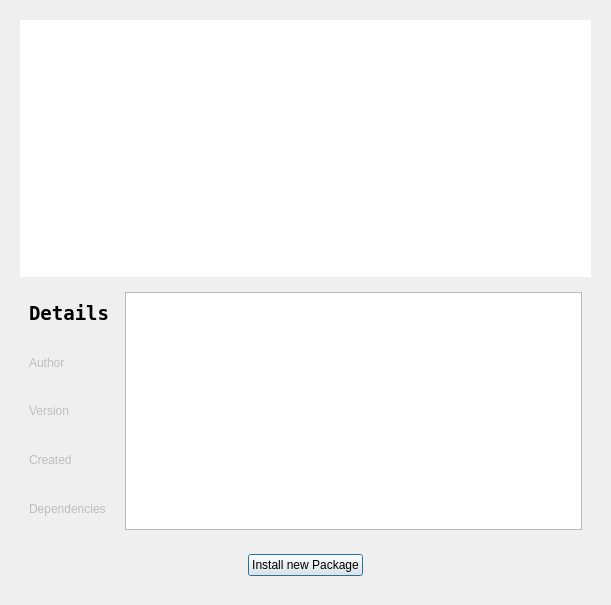
Old version of the form src/ui/package_manager.ui in the repository Mudlet/Mudlet.
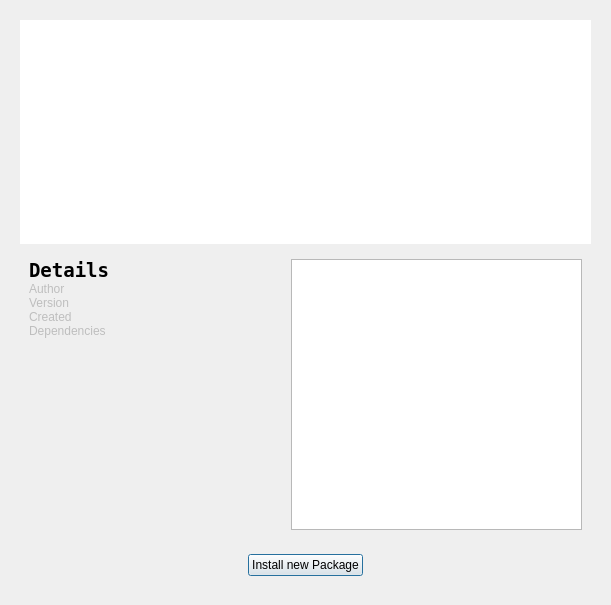
New version of the form.

What changed in the file:
```diff
--- a/src/ui/package_manager.ui
+++ b/src/ui/package_manager.ui
@@ -73,13 +73,16 @@
           <layout class="QHBoxLayout" name="horizontalLayout_2">
            <item>
             <layout class="QFormLayout" name="formLayout">
+             <property name="horizontalSpacing">
+              <number>3</number>
+             </property>
              <property name="verticalSpacing">
-              <number>6</number>
+              <number>0</number>
              </property>
              <item row="0" column="0" colspan="2">
               <widget class="QLabel" name="label">
                <property name="sizePolicy">
-                <sizepolicy hsizetype="Minimum" vsizetype="MinimumExpanding">
+                <sizepolicy hsizetype="Maximum" vsizetype="Fixed">
                  <horstretch>0</horstretch>
                  <verstretch>0</verstretch>
                 </sizepolicy>
@@ -95,6 +98,12 @@
                <property name="text">
                 <string>Details</string>
                </property>
+               <property name="margin">
+                <number>0</number>
+               </property>
+               <property name="textInteractionFlags">
+                <set>Qt::LinksAccessibleByMouse|Qt::TextSelectableByMouse</set>
+               </property>
               </widget>
              </item>
              <item row="1" column="0">
@@ -103,7 +112,7 @@
                 <bool>false</bool>
                </property>
                <property name="sizePolicy">
-                <sizepolicy hsizetype="Minimum" vsizetype="MinimumExpanding">
+                <sizepolicy hsizetype="Maximum" vsizetype="Fixed">
                  <horstretch>0</horstretch>
                  <verstretch>0</verstretch>
                 </sizepolicy>
@@ -116,7 +125,7 @@
              <item row="1" column="1">
               <widget class="QLabel" name="Author">
                <property name="sizePolicy">
-                <sizepolicy hsizetype="Minimum" vsizetype="MinimumExpanding">
+                <sizepolicy hsizetype="Maximum" vsizetype="Fixed">
                  <horstretch>0</horstretch>
                  <verstretch>0</verstretch>
                 </sizepolicy>
@@ -132,7 +141,7 @@
                 <bool>false</bool>
                </property>
                <property name="sizePolicy">
-                <sizepolicy hsizetype="Minimum" vsizetype="MinimumExpanding">
+                <sizepolicy hsizetype="Maximum" vsizetype="Fixed">
                  <horstretch>0</horstretch>
                  <verstretch>0</verstretch>
                 </sizepolicy>
@@ -145,7 +154,7 @@
              <item row="2" column="1">
               <widget class="QLabel" name="Version">
                <property name="sizePolicy">
-                <sizepolicy hsizetype="Minimum" vsizetype="MinimumExpanding">
+                <sizepolicy hsizetype="Maximum" vsizetype="Fixed">
                  <horstretch>0</horstretch>
                  <verstretch>0</verstretch>
                 </sizepolicy>
@@ -161,7 +170,7 @@
                 <bool>false</bool>
                </property>
                <property name="sizePolicy">
-                <sizepolicy hsizetype="Minimum" vsizetype="MinimumExpanding">
+                <sizepolicy hsizetype="Maximum" vsizetype="Fixed">
                  <horstretch>0</horstretch>
                  <verstretch>0</verstretch>
                 </sizepolicy>
@@ -174,7 +183,7 @@
              <item row="3" column="1">
               <widget class="QLabel" name="Created">
                <property name="sizePolicy">
-                <sizepolicy hsizetype="Minimum" vsizetype="MinimumExpanding">
+                <sizepolicy hsizetype="Minimum" vsizetype="Fixed">
                  <horstretch>0</horstretch>
                  <verstretch>0</verstretch>
                 </sizepolicy>
@@ -182,6 +191,12 @@
                <property name="text">
                 <string/>
                </property>
+               <property name="wordWrap">
+                <bool>false</bool>
+               </property>
+               <property name="textInteractionFlags">
+                <set>Qt::LinksAccessibleByMouse|Qt::TextSelectableByMouse</set>
+               </property>
               </widget>
              </item>
              <item row="4" column="0">
@@ -190,7 +205,7 @@
                 <bool>false</bool>
                </property>
                <property name="sizePolicy">
-                <sizepolicy hsizetype="Minimum" vsizetype="MinimumExpanding">
+                <sizepolicy hsizetype="Maximum" vsizetype="Fixed">
                  <horstretch>0</horstretch>
                  <verstretch>0</verstretch>
                 </sizepolicy>
@@ -203,7 +218,7 @@
              <item row="4" column="1">
               <widget class="QLabel" name="Dependencies">
                <property name="sizePolicy">
-                <sizepolicy hsizetype="Minimum" vsizetype="MinimumExpanding">
+                <sizepolicy hsizetype="Maximum" vsizetype="Fixed">
                  <horstretch>0</horstretch>
                  <verstretch>0</verstretch>
                 </sizepolicy>
@@ -211,6 +226,46 @@
                <property name="text">
                 <string/>
                </property>
+               <property name="textInteractionFlags">
+                <set>Qt::LinksAccessibleByMouse|Qt::TextSelectableByMouse</set>
+               </property>
+              </widget>
+             </item>
+             <item row="5" column="0" colspan="2">
+              <widget class="QTableWidget" name="additionalDetails">
+               <property name="sizePolicy">
+                <sizepolicy hsizetype="Minimum" vsizetype="Minimum">
+                 <horstretch>0</horstretch>
+                 <verstretch>0</verstretch>
+                </sizepolicy>
+               </property>
+               <property name="styleSheet">
+                <string notr="true">QWidget { background-color: rgba(0, 0, 0, 0);}
+</string>
+               </property>
+               <property name="showGrid">
+                <bool>false</bool>
+               </property>
+               <property name="sortingEnabled">
+                <bool>true</bool>
+               </property>
+               <property name="rowCount">
+                <number>0</number>
+               </property>
+               <property name="columnCount">
+                <number>2</number>
+               </property>
+               <attribute name="horizontalHeaderVisible">
+                <bool>false</bool>
+               </attribute>
+               <attribute name="horizontalHeaderShowSortIndicator" stdset="0">
+                <bool>false</bool>
+               </attribute>
+               <attribute name="verticalHeaderVisible">
+                <bool>false</bool>
+               </attribute>
+               <column/>
+               <column/>
               </widget>
              </item>
             </layout>
```
Left out of the diff: 18 changed lines with no effect on the pictures.
